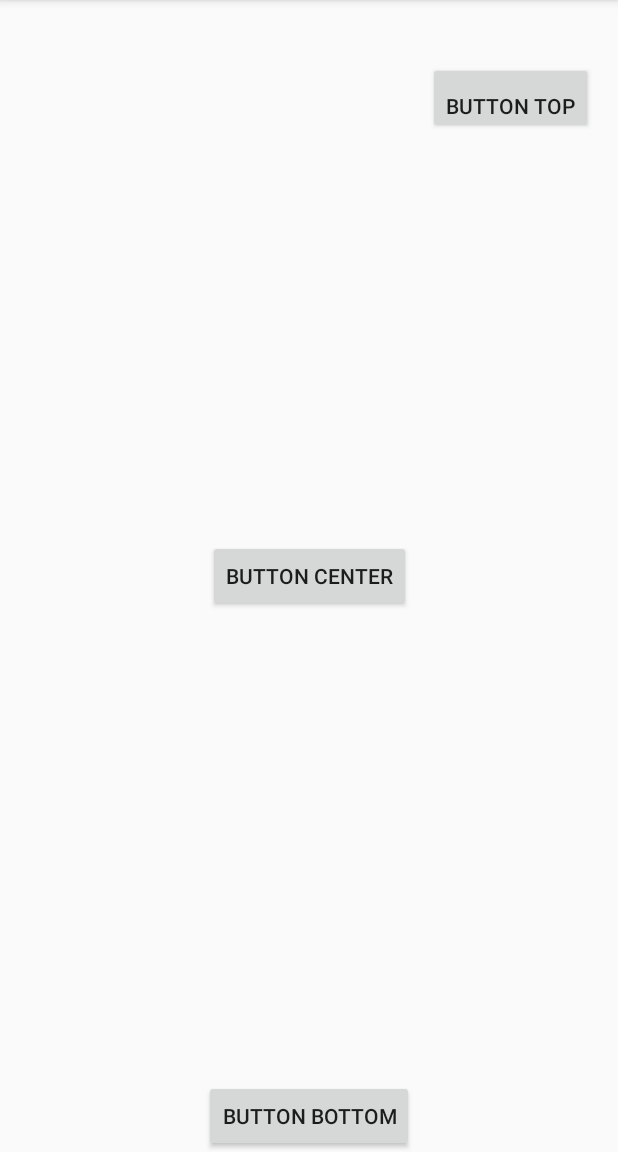
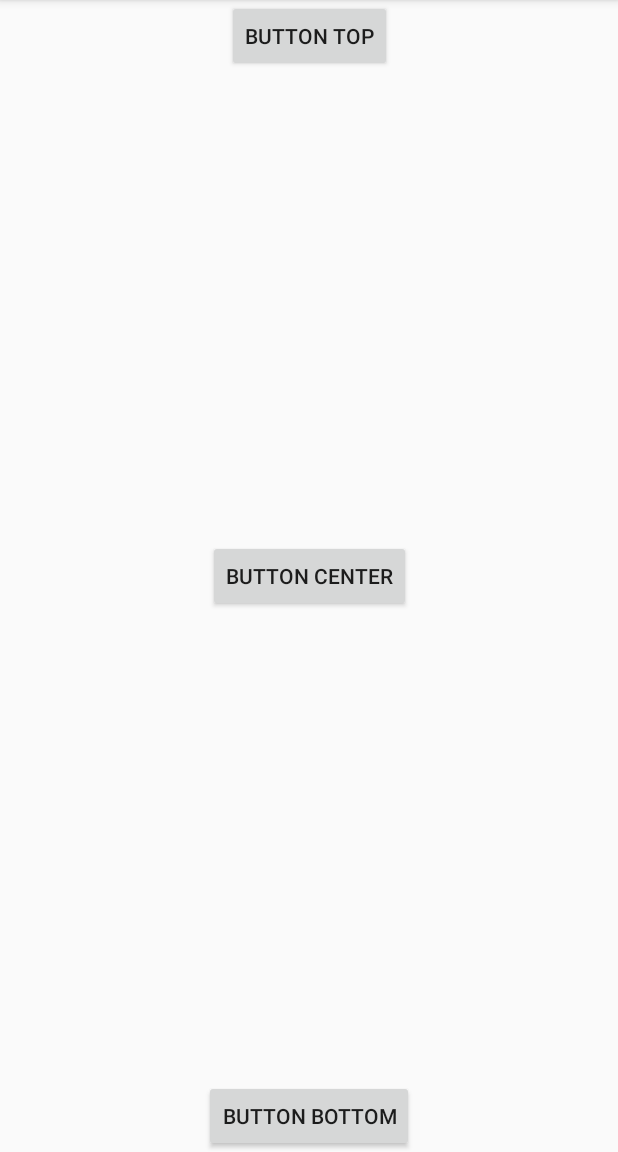
Before and after one commit to bilgehankalkan/showcase, an Android app: the screen it shows after launch (MainActivity), on a phone screen of 412 x 824 dp, the part 84-1236 px from its top. Run offline under Robolectric (Android 15) with nearby library versions, the phone set to English and light mode, and no system bars.

```diff
--- a/app/src/main/java/com/kadiraltinok/tooltipshowcase/MainActivity.java
+++ b/app/src/main/java/com/kadiraltinok/tooltipshowcase/MainActivity.java
@@ -37,6 +37,7 @@ public class MainActivity extends AppCompatActivity {
                         .closeButtonColor(ContextCompat.getColor(getBaseContext(), R.color.white))
                         .showCloseButton(true)
                         .arrowPosition(ArrowPosition.AUTO)
+                        .highlightType(HighlightType.CIRCLE)
                         .windowBackgroundAlpha(255)
                         .titleTextSize(30F)
                         .build()
@@ -73,7 +74,7 @@ public class MainActivity extends AppCompatActivity {
                         .showCloseButton(true)
                         .arrowPosition(ArrowPosition.DOWN)
                         .highlightType(HighlightType.CIRCLE)
-                        .arrowPercentage(0.1F)
+                        .arrowPercentage(100)
                         .cancelListener(new CancelListener() {
                             @Override
                             public void onCancel() {
--- a/app/src/main/res/layout/activity_main.xml
+++ b/app/src/main/res/layout/activity_main.xml
@@ -11,13 +11,9 @@
         android:layout_width="wrap_content"
         android:layout_height="wrap_content"
         android:text="Button Top"
-        app:layout_constraintBottom_toBottomOf="parent"
         app:layout_constraintEnd_toEndOf="parent"
-        app:layout_constraintHorizontal_bias="0.944"
         app:layout_constraintStart_toStartOf="parent"
-        app:layout_constraintTop_toTopOf="parent"
-        app:layout_constraintVertical_bias="0.057"
-        android:paddingBottom="0dp"/>
+        app:layout_constraintTop_toTopOf="parent"/>
 
     <Button
         android:id="@+id/button2"
--- a/library/src/main/java/com/kadiraltinok/library/showcase/ShowcaseModel.kt
+++ b/library/src/main/java/com/kadiraltinok/library/showcase/ShowcaseModel.kt
@@ -19,7 +19,7 @@ data class ShowcaseModel(val left: Float,
                          val showCloseButton: Boolean,
                          val arrowPosition: ArrowPosition,
                          val highlightType: HighlightType,
-                         val arrowPercentage: Float?,
+                         val arrowPercentage: Int?,
                          val windowBackgroundColor: Int,
                          val windowBackgroundAlpha: Int,
                          val titleTextSize: Float,
--- a/library/src/main/java/com/kadiraltinok/library/ui/tooltip/TooltipViewState.kt
+++ b/library/src/main/java/com/kadiraltinok/library/ui/tooltip/TooltipViewState.kt
@@ -12,9 +12,10 @@ data class TooltipViewState(
     @ColorInt val closeButtonColor: Int,
     val showCloseButton: Boolean = true,
     val arrowPosition: ArrowPosition,
-    val arrowPercentage: Float,
+    val arrowPercentage: Int?,
     val titleTextSize: Float,
-    val descriptionTextSize: Float
+    val descriptionTextSize: Float,
+    val arrowMargin: Int
 ) {
 
     fun getTopArrowVisibility() =
```
Also changed, not shown: library/src/main/java/com/kadiraltinok/library/showcase/ShowcaseManager.kt (+9 -2 lines), library/src/main/java/com/kadiraltinok/library/ui/binding/BindingSetter.kt (+14 -1 lines), library/src/main/java/com/kadiraltinok/library/ui/showcase/ShowCaseView.kt (+4 -4 lines), library/src/main/java/com/kadiraltinok/library/util/TooltipFieldUtil.kt (+7 -1 lines), library/src/main/res/layout/popup_tooltip.xml (+4 -4 lines).
